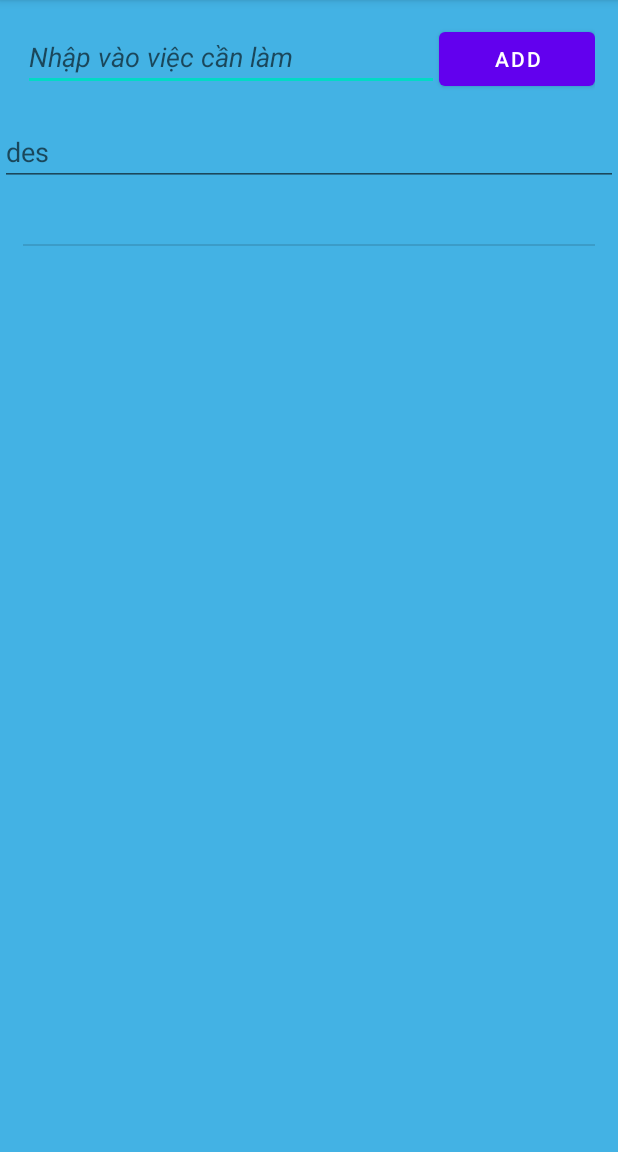
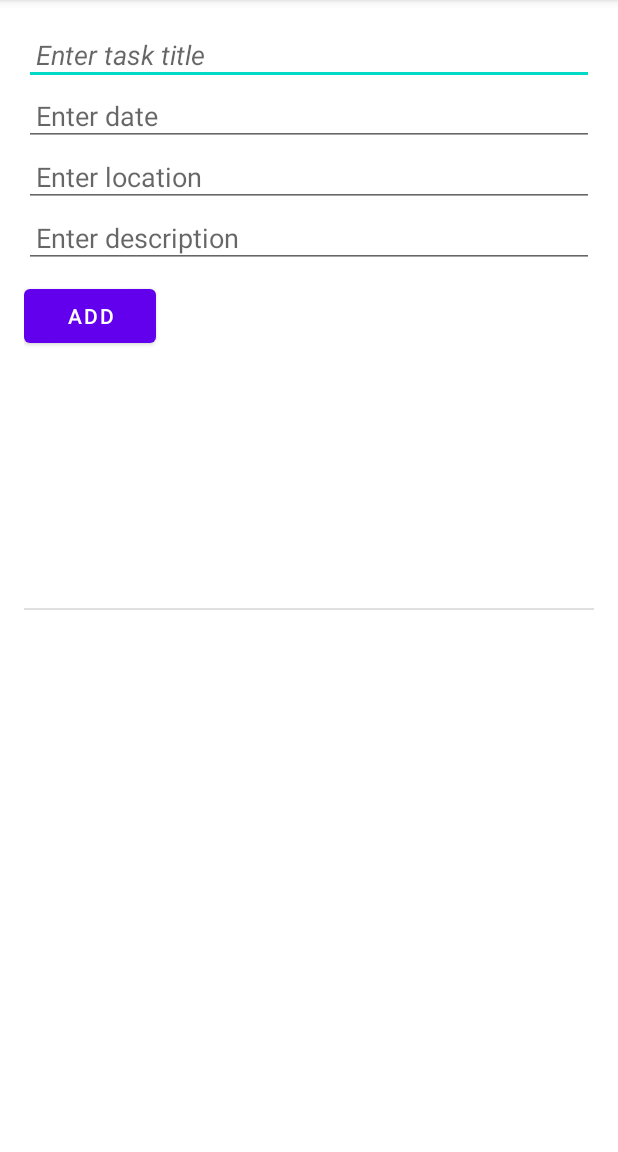
Before and after one commit to adaitran771/todolist_android, an Android app: the screen it shows after launch (MainActivity), after a tap on "ADD", on a phone screen of 412 x 824 dp, the part 84-1236 px from its top. Run offline under Robolectric (Android 15) with nearby library versions, the light colour scheme and no system bars.

Commit message:
Thiên dz

```diff
--- a/app/src/main/java/com/example/todolist/MainActivity.kt
+++ b/app/src/main/java/com/example/todolist/MainActivity.kt
@@ -4,6 +4,8 @@ import android.content.DialogInterface
 import androidx.appcompat.app.AppCompatActivity
 import android.os.Bundle
 import android.view.Menu
+import android.widget.Button
+import android.widget.EditText
 
 import android.widget.ListView
 import androidx.appcompat.app.AlertDialog
@@ -34,11 +36,20 @@ class MainActivity : AppCompatActivity() {
         TaskAdapter = lvAdapter(this, itemList)
         lvTask.adapter = TaskAdapter
 
+        val btnAdd = findViewById<Button>(R.id.btnAdd)
+        val edtTitle = findViewById<EditText>(R.id.edttitle)
+        val edtDate = findViewById<EditText>(R.id.edtDate)
+        val edtLocation = findViewById<EditText>(R.id.edtLocation)
+        val edtDes = findViewById<EditText>(R.id.edtdes)
+
 
         btnAdd.setOnClickListener{
-            var itemTitle = edttitle.text.toString()
-            var itemDes = edtdes.text.toString()
-            val Item = Task(0,itemTitle, itemDes)
+            val title = edtTitle.text.toString()
+            val date = edtDate.text.toString()
+            val location = edtLocation.text.toString()
+            val description = edtDes.text.toString()
+
+            val Item = Task(0, title, description, date, location)
             //thêm vào list ảo
             itemList.add(Item)
             edttitle.setText("")
--- a/app/src/main/java/com/example/todolist/Task.kt
+++ b/app/src/main/java/com/example/todolist/Task.kt
@@ -1,5 +1,9 @@
 package com.example.todolist
 
-data class Task(val id: Int, val title: String, val description: String) {
-
-}
+data class Task(
+    val id: Int,
+    val title: String,
+    val description: String,
+    val date: String,
+    val location: String
+)
--- a/app/src/main/java/com/example/todolist/adapter/lvAdapter.kt
+++ b/app/src/main/java/com/example/todolist/adapter/lvAdapter.kt
@@ -2,33 +2,41 @@ package com.example.todolist.adapter
 
 import android.app.Activity
 import android.content.Context
+import android.view.LayoutInflater
 import android.view.View
 import android.view.ViewGroup
 import android.widget.ArrayAdapter
 import android.widget.TextView
 import com.example.todolist.R
 import com.example.todolist.Task
-import kotlin.concurrent.timerTask
-
 
 class lvAdapter(
     val activity: Activity,
     val list: List<Task>
+) : ArrayAdapter<Task>(activity, R.layout.lv_item) {
 
-) : ArrayAdapter<Task>(activity, R.layout.lv_item) {
     override fun getCount(): Int {
         return list.size
     }
 
+    override fun getView(position: Int, convertView: View?, parent: ViewGroup): View {
+        var row = convertView
+        if (row == null) {
+            val inflater = activity.layoutInflater
+            row = inflater.inflate(R.layout.lv_item, parent, false)
+        }
 
+        val titleTextView = row!!.findViewById<TextView>(R.id.title)
+        val descriptionTextView = row.findViewById<TextView>(R.id.description)
+        val dateTextView = row.findViewById<TextView>(R.id.date) // Thêm TextView cho date
+        val locationTextView = row.findViewById<TextView>(R.id.location) // Thêm TextView cho location
 
-    override fun getView(position: Int, convertView: View?, parent: ViewGroup): View {
-        val context = activity.layoutInflater
-        val row = context.inflate(R.layout.lv_item, parent, false)
-        val title = row.findViewById<TextView>(R.id.title)
-        val decription = row.findViewById<TextView>(R.id.description)
-        title.text = list[position].title
-        decription.text = list[position].description
+        val task = list[position]
+
+        titleTextView.text = task.title
+        descriptionTextView.text = task.description
+        dateTextView.text = task.date // Gán giá trị của date
+        locationTextView.text = task.location // Gán giá trị của location
 
         return row
     }
--- a/app/src/main/java/com/example/todolist/model/TaskHelper.kt
+++ b/app/src/main/java/com/example/todolist/model/TaskHelper.kt
@@ -1,4 +1,5 @@
 package com.example.todolist.model
+
 import android.annotation.SuppressLint
 import android.content.ContentValues
 import android.content.Context
@@ -16,13 +17,17 @@
         private const val COLUMN_ID = "id"
         private const val COLUMN_TITLE = "title"
         private const val COLUMN_DESCRIPTION = "description"
+        private const val COLUMN_DATE = "date"
+        private const val COLUMN_LOCATION = "location"
     }
 
     override fun onCreate(db: SQLiteDatabase) {
         val CREATE_TABLE_QUERY = ("CREATE TABLE $TABLE_NAME " +
                 "($COLUMN_ID INTEGER PRIMARY KEY AUTOINCREMENT, " +
                 "$COLUMN_TITLE TEXT, " +
-                "$COLUMN_DESCRIPTION TEXT)")
+                "$COLUMN_DESCRIPTION TEXT, " +
+                "$COLUMN_DATE TEXT, " +
+                "$COLUMN_LOCATION TEXT)")
         db.execSQL(CREATE_TABLE_QUERY)
     }
 
@@ -36,6 +41,8 @@
         val values = ContentValues()
         values.put(COLUMN_TITLE, todoItem.title)
         values.put(COLUMN_DESCRIPTION, todoItem.description)
+        values.put(COLUMN_DATE, todoItem.date)
+        values.put(COLUMN_LOCATION, todoItem.location)
         val id = db.insert(TABLE_NAME, null, values)
         db.close()
         return id
@@ -53,7 +60,9 @@
                     val id = cursor.getInt(cursor.getColumnIndex(COLUMN_ID))
                     val title = cursor.getString(cursor.getColumnIndex(COLUMN_TITLE))
                     val description = cursor.getString(cursor.getColumnIndex(COLUMN_DESCRIPTION))
-                    val todoItem = Task(id, title, description)
+                    val date = cursor.getString(cursor.getColumnIndex(COLUMN_DATE))
+                    val location = cursor.getString(cursor.getColumnIndex(COLUMN_LOCATION))
+                    val todoItem = Task(id, title, description, date, location)
                     todoItems.add(todoItem)
                 } while (cursor.moveToNext())
             }
@@ -62,12 +71,13 @@
         return todoItems
     }
 
-
     fun updateTodoItem(todoItem: Task): Int {
         val db = this.writableDatabase
         val values = ContentValues()
         values.put(COLUMN_TITLE, todoItem.title)
         values.put(COLUMN_DESCRIPTION, todoItem.description)
+        values.put(COLUMN_DATE, todoItem.date)
+        values.put(COLUMN_LOCATION, todoItem.location)
         return db.update(TABLE_NAME, values, "$COLUMN_ID = ?", arrayOf(todoItem.id.toString()))
     }
 
--- a/app/src/main/res/layout/activity_main.xml
+++ b/app/src/main/res/layout/activity_main.xml
@@ -3,47 +3,60 @@
     xmlns:app="http://schemas.android.com/apk/res-auto"
     xmlns:tools="http://schemas.android.com/tools"
     android:layout_width="match_parent"
+    android:layout_height="match_parent"
     android:orientation="vertical"
-    android:background="#43B2E4"
-    android:layout_height="match_parent"
+    android:background="#FFFFFF"
+    android:padding="16dp"
     tools:context=".MainActivity">
 
-    <LinearLayout
+    <!-- EditText for task title -->
+    <EditText
+        android:id="@+id/edttitle"
         android:layout_width="match_parent"
         android:layout_height="wrap_content"
-        android:layout_margin="15dp"
-        android:orientation="horizontal">
+        android:hint="Enter task title"
+        android:textStyle="italic"
+        android:padding="8dp"/>
 
-        <EditText
-            android:id="@+id/edttitle"
-            android:layout_width="wrap_content"
-            android:layout_height="wrap_content"
-            android:layout_weight="4"
-            android:ems="10"
-            android:inputType="textPersonName"
-            android:textStyle="italic"
-            android:hint="Nhập vào việc cần làm" />
+    <!-- EditText for task date -->
+    <EditText
+        android:id="@+id/edtDate"
+        android:layout_width="match_parent"
+        android:layout_height="wrap_content"
+        android:hint="Enter date"
+        android:inputType="date"
+        android:padding="8dp"/>
 
-        <Button
-            android:id="@+id/btnAdd"
-            android:layout_width="wrap_content"
-            android:layout_height="wrap_content"
-            android:layout_weight="1"
-            android:text="Add" />
-    </LinearLayout>
+    <!-- EditText for task location -->
+    <EditText
+        android:id="@+id/edtLocation"
+        android:layout_width="match_parent"
+        android:layout_height="wrap_content"
+        android:hint="Enter location"
+        android:padding="8dp"/>
 
+    <!-- EditText for task description -->
     <EditText
         android:id="@+id/edtdes"
         android:layout_width="match_parent"
         android:layout_height="wrap_content"
-        android:ems="10"
-        android:inputType="textPersonName"
-        android:hint="des" />
+        android:hint="Enter description"
+        android:padding="8dp"/>
 
+    <!-- Button to add task -->
+    <Button
+        android:id="@+id/btnAdd"
+        android:layout_width="wrap_content"
+        android:layout_height="wrap_content"
+        android:text="Add"
+        android:layout_marginTop="8dp"/>
+
+    <!-- ListView to display tasks -->
     <ListView
         android:id="@+id/lvCongViec"
         android:layout_width="match_parent"
-        android:layout_height="match_parent"
-        android:layout_marginStart="15dp"
-        android:layout_marginEnd="15dp" />
+        android:layout_height="0dp"
+        android:layout_weight="1"
+        android:layout_marginTop="16dp"/>
+
 </LinearLayout>
--- a/app/src/main/res/layout/lv_item.xml
+++ b/app/src/main/res/layout/lv_item.xml
@@ -13,21 +13,40 @@
 
         <TextView
             android:id="@+id/title"
+            android:layout_width="match_parent"
+            android:layout_height="wrap_content"
+            android:text="Title"
+            android:textColor="#293A96"
+            android:textSize="18sp"
+            android:textStyle="bold"
+            android:padding="8dp"/>
 
-            android:layout_width="19dp"
+        <TextView
+            android:id="@+id/date"
+            android:layout_width="match_parent"
             android:layout_height="wrap_content"
-            android:layout_gravity="center"
-            android:layout_weight="6"
-            android:text="title"
-            android:textColor="#293A96" />
+            android:text="Date"
+            android:textColor="#000000"
+            android:textSize="16sp"
+            android:padding="8dp"/>
+
+        <TextView
+            android:id="@+id/location"
+            android:layout_width="match_parent"
+            android:layout_height="wrap_content"
+            android:text="Location"
+            android:textColor="#000000"
+            android:textSize="16sp"
+            android:padding="8dp"/>
 
         <TextView
             android:id="@+id/description"
             android:layout_width="match_parent"
-            android:layout_height="match_parent"
-            android:layout_weight="5"
-            android:text="descript"
-            android:textColor="#FF5722" />
+            android:layout_height="wrap_content"
+            android:text="Description"
+            android:textColor="#FF5722"
+            android:textSize="16sp"
+            android:padding="8dp"/>
 
     </LinearLayout>
 </LinearLayout>
```
